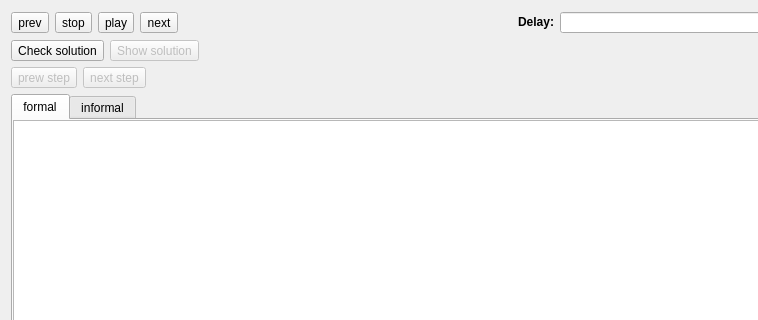
Qt form RegularConvertor/algorithms/algorithmwidget.ui (navrkald/regularConvertor) before a commit; both pictures show x 0 to 758 and y 0 to 320 of the 941 by 653 pixel window.
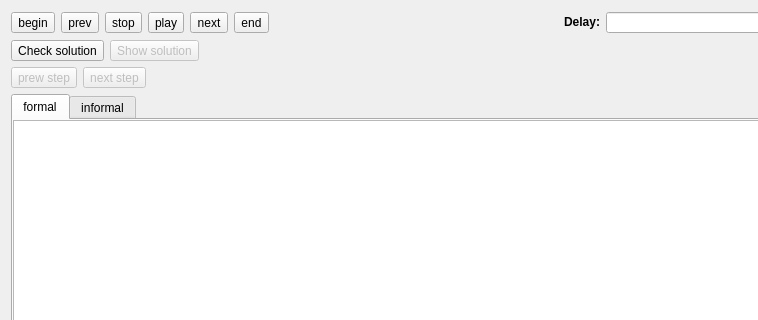
The same form after that commit. Custom widgets are drawn as their Qt base class.

Commit message:
To begin/end functionality.
Repaired correct status when show correct colution and then check solution.

```diff
--- a/RegularConvertor/algorithms/algorithmwidget.ui
+++ b/RegularConvertor/algorithms/algorithmwidget.ui
@@ -30,6 +30,13 @@
     <layout class="QVBoxLayout" name="verticalLayout">
      <item>
       <layout class="QHBoxLayout" name="horizontalLayout">
+       <item>
+        <widget class="QToolButton" name="beginButton">
+         <property name="text">
+          <string>begin</string>
+         </property>
+        </widget>
+       </item>
        <item>
         <widget class="QToolButton" name="prewButton">
          <property name="text">
@@ -58,6 +65,13 @@
          </property>
         </widget>
        </item>
+       <item>
+        <widget class="QToolButton" name="endButton">
+         <property name="text">
+          <string>end</string>
+         </property>
+        </widget>
+       </item>
        <item>
         <widget class="QLabel" name="delay_label">
          <property name="text">
```
The commit also changes 9 other files.
